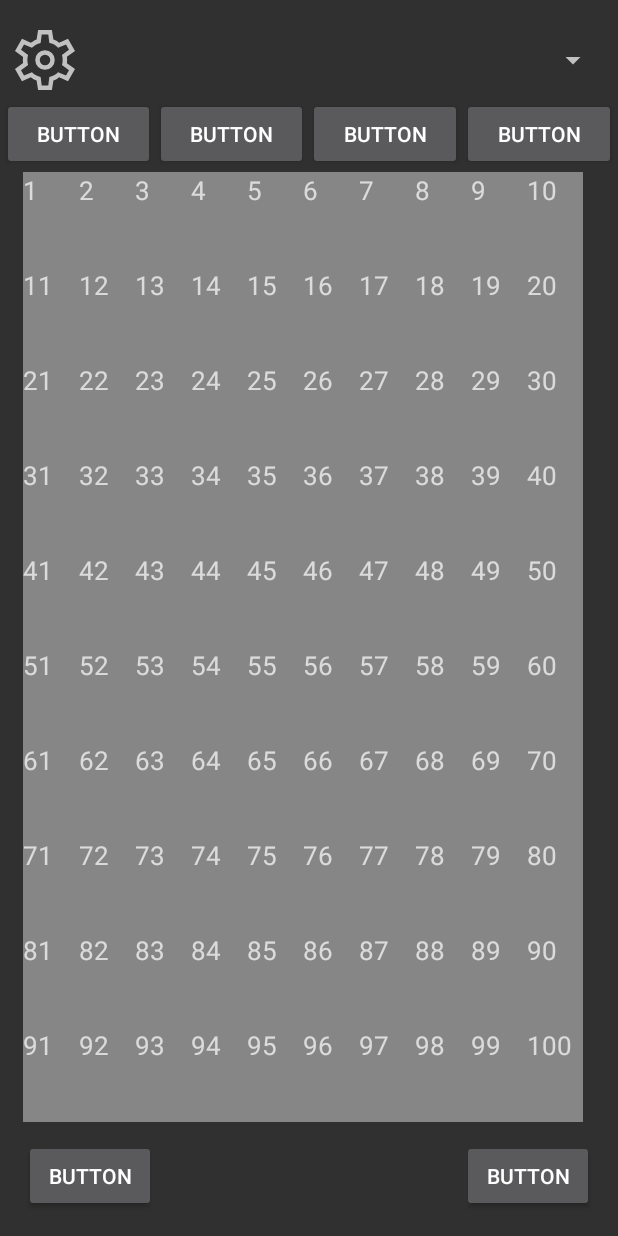
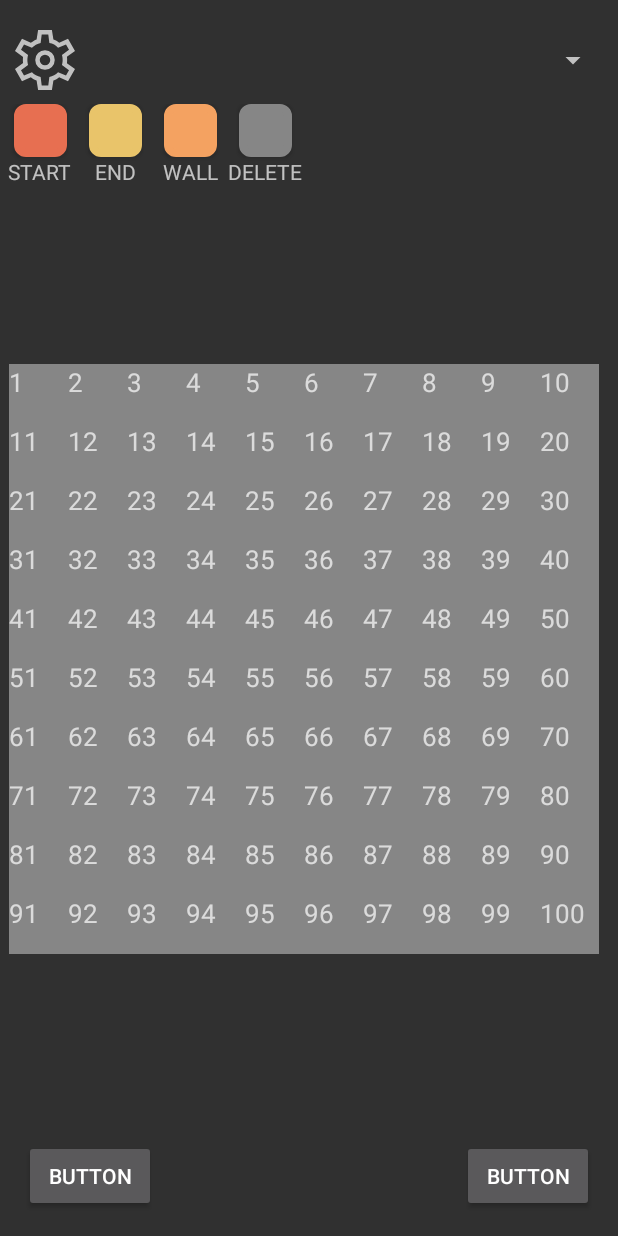
Before and after one commit to huhu72/Visualizer-Android, an Android app: the Dijkstras_Visualizer_Activity screen opened directly, with no data from a screen before it, on a phone screen of 412 x 824 dp. Run offline under Robolectric (Android 15) with nearby library versions, the phone set to English and light mode, and no system bars.

Commit message:
Added button functionality for start,end,wall, and delete

```diff
--- a/app/src/main/java/com/example/visualizer/Dijkstras_Visualizer_Activity.java
+++ b/app/src/main/java/com/example/visualizer/Dijkstras_Visualizer_Activity.java
@@ -6,10 +6,12 @@ import androidx.constraintlayout.widget.ConstraintSet;
 
 
 import android.graphics.Rect;
+import android.graphics.drawable.Drawable;
 import android.os.Bundle;
 import android.util.TypedValue;
 import android.view.MotionEvent;
 import android.view.View;
+import android.widget.Button;
 import android.widget.TextView;
 
 import androidx.gridlayout.widget.GridLayout;
@@ -51,19 +53,34 @@ public class Dijkstras_Visualizer_Activity extends AppCompatActivity implements
 
     ConstraintLayout layout;
     ConstraintSet set = new ConstraintSet();
-    int rowSize = 5*2;
-    int colSize = 5*2;
+    int rowSize = 5 * 2;
+    int colSize = 5 * 2;
     int boxHeight;
     int boxWidth;
     int xOffset, yOffset;
     HashMap<String, CustomTextView> grid = new HashMap<>();
     GridLayout gridContainerView;
+    Button startBtn;
+    boolean setStartNode = false;
+    boolean hasStartNode = false;
+
+    private Button endBtn;
+    private boolean setEndNode = false;
+    private boolean hasEndNode = false;
+
+    private Button wallBtn;
+    private boolean setWallNodes;
+
+    private Button deleteBtn;
+    private boolean resetNodes = false;
+    private boolean areNodesSet = false;
 
     @Override
     protected void onCreate(Bundle savedInstanceState) {
         super.onCreate(savedInstanceState);
         setContentView(R.layout.activity_dijkstras_visualizer);
         layout = (ConstraintLayout) findViewById(R.id.activity_dijkstras_visualizer);
+        startBtn = findViewById(R.id.startBtn);
         set.clone(layout);
         gridContainerView = (GridLayout) findViewById(R.id.gridContainer);
         gridContainerView.setAlignmentMode(GridLayout.ALIGN_BOUNDS);
@@ -221,27 +238,69 @@ public class Dijkstras_Visualizer_Activity extends AppCompatActivity implements
 
     @Override
     public boolean onTouch(View v, MotionEvent event) {
+        if (event.getAction() == MotionEvent.ACTION_UP) {
+            if (setStartNode && !hasStartNode) {
+                v.setBackground(getDrawable(R.drawable.round_corner_start));
+                this.setStartNode = false;
+                this.hasStartNode = true;
+            }
+            if (setEndNode && !hasEndNode) {
+                v.setBackground(getDrawable(R.drawable.round_corner_end));
+                this.setEndNode = false;
+                this.hasEndNode = true;
+            }
+        }
         if (event.getAction() == MotionEvent.ACTION_DOWN) {
-            CustomTextView box = grid.get(v.getTag());
-            changeBoxColor(box);
+            if (setWallNodes) {
+                CustomTextView box = grid.get(v.getTag());
+                changeBoxColor(box, getDrawable(R.drawable.round_corner_wall));
+            }
+            if (resetNodes) {
+                CustomTextView box = grid.get(v.getTag());
+                changeBoxColor(box, getDrawable(R.drawable.round_corner_delete));
+            }
         }
         if (event.getAction() == MotionEvent.ACTION_MOVE) {
+
             grid.forEach((key, box) -> {
                 Rect r = new Rect(box.left, box.top, box.right, box.bot);
                 if (r.contains((int) event.getRawX(), (int) event.getRawY()) && v.getTag() != box.textView.getTag()) {
-                    changeBoxColor(box);
+                    if (setWallNodes) {
+                        changeBoxColor(box, getDrawable(R.drawable.round_corner_wall));
+                    } else {
+                        changeBoxColor(box, getDrawable(R.drawable.round_corner_delete));
+                    }
                 }
             });
+
         }
         if (event.getAction() == MotionEvent.ACTION_MOVE) {
             System.out.println(event.getX() + "         " + event.getRawY());
         }
         return true;
     }
-    public void changeBoxColor(CustomTextView box){
-        box.textView.setBackgroundColor(getColor(R.color.white));
+
+    public void changeBoxColor(CustomTextView box, Drawable color) {
+        box.textView.setBackground(color);
         box.isWall = true;
         grid.put(box.textView.getTag().toString(), box);
+    }
+
+    public void setStartNode(View v) {
+        this.setStartNode = true;
+    }
+
+    public void setEndNode(View v) {
+        this.setEndNode = true;
+    }
+
+    public void setWallNodes(View v) {
+        this.setWallNodes = true;
+    }
+
+    public void resetNodes(View v) {
+        this.resetNodes = true;
+        this.setWallNodes = false;
     }
 }
 /*
--- /dev/null
+++ b/app/src/main/res/drawable/round_corner_delete.xml
@@ -0,0 +1,12 @@
+<?xml version="1.0" encoding="utf-8"?>
+<shape xmlns:android="http://schemas.android.com/apk/res/android"
+    android:padding="16dp"
+    android:shape="rectangle">
+    <stroke
+        android:width="5dp"
+        android:color="@color/custom_grey"/>
+    <corners android:radius="5dp" />
+    <solid
+        android:color="@color/custom_grey"/>
+</shape>
+    <!--https://coolors.co/b594b6-2a9d8f-e9c46a-f4a261-e76f51-->
--- /dev/null
+++ b/app/src/main/res/drawable/round_corner_end.xml
@@ -0,0 +1,12 @@
+<?xml version="1.0" encoding="utf-8"?>
+<shape xmlns:android="http://schemas.android.com/apk/res/android"
+    android:padding="16dp"
+    android:shape="rectangle">
+    <stroke
+        android:width="5dp"
+        android:color="#E9C46A" />
+    <corners android:radius="5dp" />
+    <solid
+        android:color="#E9C46A"/>
+</shape>
+    <!--https://coolors.co/b594b6-2a9d8f-e9c46a-f4a261-e76f51-->
--- /dev/null
+++ b/app/src/main/res/drawable/round_corner_path_view.xml
@@ -0,0 +1,12 @@
+<?xml version="1.0" encoding="utf-8"?>
+<shape xmlns:android="http://schemas.android.com/apk/res/android"
+    android:padding="16dp"
+    android:shape="rectangle">
+    <stroke
+        android:width="5dp"
+        android:color="#2A9D8F" />
+    <corners android:radius="5dp" />
+    <solid
+        android:color="#2A9D8F"/>
+</shape>
+    <!--https://coolors.co/b594b6-2a9d8f-e9c46a-f4a261-e76f51-->
--- /dev/null
+++ b/app/src/main/res/drawable/round_corner_start.xml
@@ -0,0 +1,12 @@
+<?xml version="1.0" encoding="utf-8"?>
+<shape xmlns:android="http://schemas.android.com/apk/res/android"
+    android:padding="16dp"
+    android:shape="rectangle">
+    <stroke
+        android:width="5dp"
+        android:color="#E76F51" />
+    <corners android:radius="5dp" />
+    <solid
+        android:color="#E76F51"/>
+</shape>
+    <!--https://coolors.co/b594b6-2a9d8f-e9c46a-f4a261-e76f51-->
--- /dev/null
+++ b/app/src/main/res/drawable/round_corner_wall.xml
@@ -0,0 +1,12 @@
+<?xml version="1.0" encoding="utf-8"?>
+<shape xmlns:android="http://schemas.android.com/apk/res/android"
+    android:padding="16dp"
+    android:shape="rectangle">
+    <stroke
+        android:width="5dp"
+        android:color="#F4A261" />
+    <corners android:radius="5dp" />
+    <solid
+        android:color="#F4A261"/>
+</shape>
+    <!--https://coolors.co/b594b6-2a9d8f-e9c46a-f4a261-e76f51-->
--- a/app/src/main/res/layout/activity_dijkstras_visualizer.xml
+++ b/app/src/main/res/layout/activity_dijkstras_visualizer.xml
@@ -35,58 +35,114 @@
 
     <LinearLayout
         android:id="@+id/linearLayout"
-        android:layout_width="0dp"
+        android:layout_width="wrap_content"
         android:layout_height="wrap_content"
-        android:layout_marginStart="1dp"
-        android:layout_marginTop="1dp"
-        android:layout_marginEnd="1dp"
+        android:layout_marginStart="2dp"
+        android:layout_marginTop="5dp"
         android:orientation="horizontal"
-        app:layout_constraintEnd_toEndOf="parent"
         app:layout_constraintStart_toStartOf="parent"
         app:layout_constraintTop_toBottomOf="@+id/imageButton">
 
+        <LinearLayout
+            android:layout_width="50dp"
+            android:layout_height="wrap_content"
+            android:layout_weight="1"
+            android:gravity="center"
+            android:orientation="vertical">
+
             <Button
-            android:id="@+id/button5"
+                android:id="@+id/startBtn"
                 style="@style/Widget.AppCompat.Button"
+                android:layout_width="35dp"
+                android:layout_height="35dp"
+                android:layout_weight="1"
+                android:background="@drawable/round_corner_start"
+                android:onClick="setStartNode" />
+
+            <TextView
                 android:layout_width="wrap_content"
                 android:layout_height="wrap_content"
+                android:text="START" />
+        </LinearLayout>
+
+
+        <LinearLayout
+            android:layout_width="50dp"
+            android:layout_height="wrap_content"
             android:layout_weight="1"
-            android:text="Button" />
+            android:gravity="center"
+            android:orientation="vertical">
 
             <Button
-            android:id="@+id/button6"
+                android:id="@+id/endNodeBtn"
+                style="@style/Widget.AppCompat.Button"
+                android:layout_width="35dp"
+                android:layout_height="35dp"
+                android:layout_weight="1"
+                android:background="@drawable/round_corner_end"
+                android:onClick="setEndNode" />
+
+            <TextView
                 android:layout_width="wrap_content"
                 android:layout_height="wrap_content"
+                android:text="END" />
+        </LinearLayout>
+
+        <LinearLayout
+            android:layout_width="50dp"
+            android:layout_height="wrap_content"
             android:layout_weight="1"
-            android:text="Button" />
+            android:gravity="center"
+            android:orientation="vertical">
 
             <Button
-            android:id="@+id/button7"
+                android:id="@+id/wallBtn"
+                style="@style/Widget.AppCompat.Button"
+                android:layout_width="35dp"
+                android:layout_height="35dp"
+                android:layout_weight="1"
+                android:background="@drawable/round_corner_wall"
+                android:onClick="setWallNodes" />
+
+            <TextView
                 android:layout_width="wrap_content"
                 android:layout_height="wrap_content"
+                android:text="WALL" />
+        </LinearLayout>
+
+        <LinearLayout
+            android:layout_width="50dp"
+            android:layout_height="wrap_content"
             android:layout_weight="1"
-            android:text="Button" />
+            android:gravity="center"
+            android:orientation="vertical">
 
             <Button
-            android:id="@+id/button8"
+                android:id="@+id/deleteBtn"
+                style="@style/Widget.AppCompat.Button"
+                android:layout_width="35dp"
+                android:layout_height="35dp"
+                android:layout_weight="1"
+                android:background="@drawable/round_corner_delete"
+                android:onClick="resetNodes" />
+
+            <TextView
                 android:layout_width="wrap_content"
                 android:layout_height="wrap_content"
-            android:layout_weight="1"
-            android:text="Button" />
+                android:text="DELETE" />
+        </LinearLayout>
     </LinearLayout>
 
     <androidx.gridlayout.widget.GridLayout
         android:id="@+id/gridContainer"
-        android:layout_width="0dp"
-        android:layout_height="0dp"
-        android:layout_marginStart="15dp"
+        android:layout_width="400dp"
+        android:layout_height="400dp"
         android:layout_marginTop="1dp"
-        android:layout_marginEnd="15dp"
         android:tag="grid"
         app:columnCount="15"
         app:layout_constraintBottom_toTopOf="@+id/button"
         app:layout_constraintEnd_toEndOf="parent"
-        app:layout_constraintHorizontal_bias="0.0"
+        app:layout_constraintHorizontal_bias="0.5"
         app:layout_constraintStart_toStartOf="parent"
         app:layout_constraintTop_toBottomOf="@+id/linearLayout"
         app:rowCount="15" />
--- a/app/src/main/res/values/colors.xml
+++ b/app/src/main/res/values/colors.xml
@@ -8,4 +8,8 @@
     <color name="black">#FF000000</color>
     <color name="white">#FFFFFFFF</color>
     <color name="custom_grey">#868686</color>
+    <color name="start_node">#E76F51</color>
+    <color name="end_node">#E9C46A</color>
+    <color name="wall_node">#F4A261</color>
+    <color name="path">#2A9D8F</color>
 </resources>
```
Lines whose indentation alone changed are shown as unchanged.
